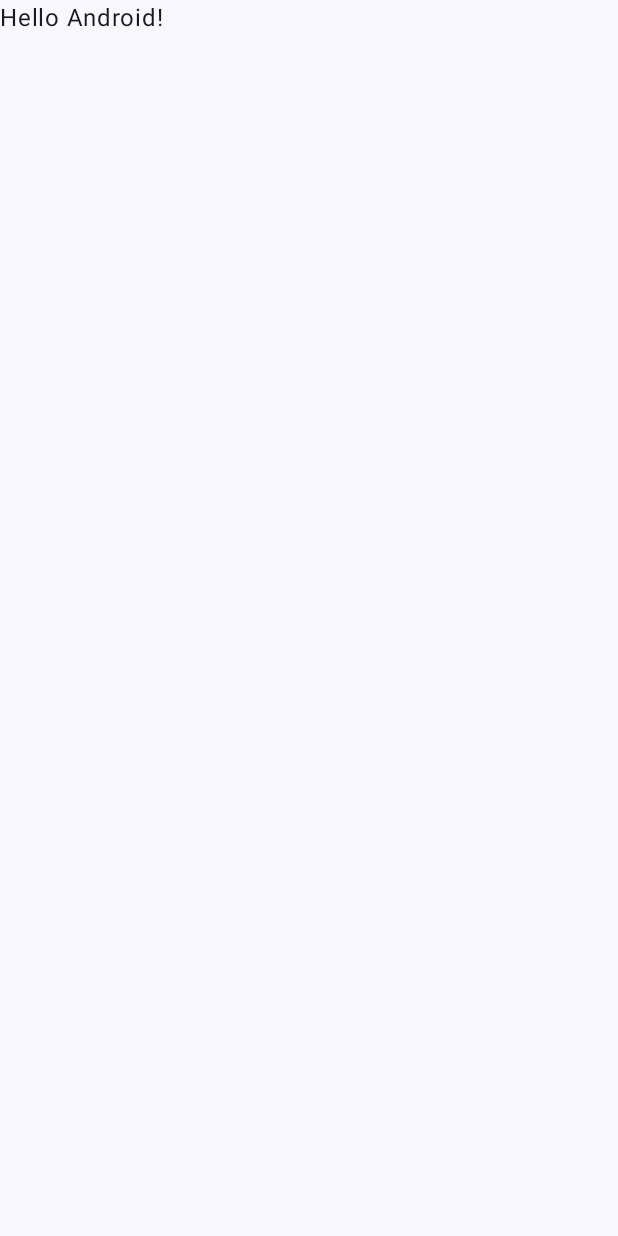
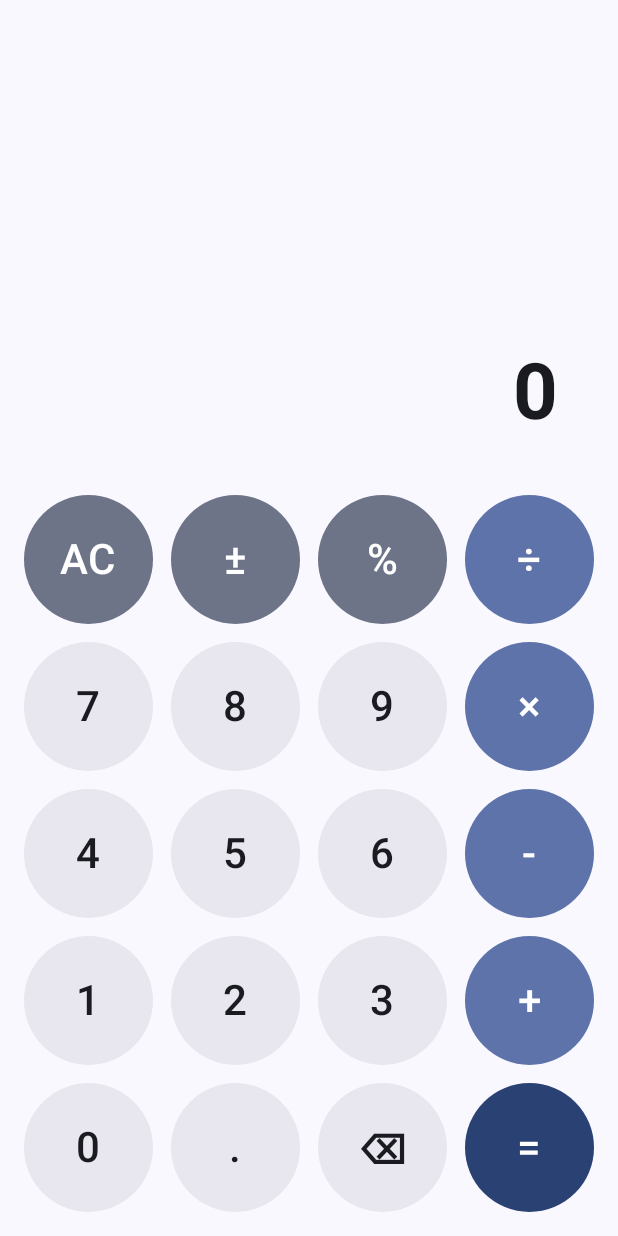
Before and after one commit to ubaidraye/CodeOrbit_Simple_Calculator_App, an Android app built with Jetpack Compose: the screen it shows after launch (MainActivity), on a phone screen of 412 x 824 dp. Before the commit the screen is almost empty. Run offline under Robolectric (Android 15) with nearby library versions, the phone set to English and light mode, and no system bars.

Commit message:
feat: implement Phase 3 - Material 3 Jetpack Compose UI layout, components and README.md

```diff
--- a/app/build.gradle.kts
+++ b/app/build.gradle.kts
@@ -45,6 +45,7 @@ dependencies {
     implementation(libs.androidx.compose.ui.tooling.preview)
     implementation(libs.androidx.core.ktx)
     implementation(libs.androidx.lifecycle.runtime.ktx)
+    implementation(libs.androidx.lifecycle.viewmodel.compose)
 
     // Material Icons
     implementation(libs.androidx.compose.material.icons.extended)
--- a/app/src/main/java/com/raye/codeorbit_calculator_app/MainActivity.kt
+++ b/app/src/main/java/com/raye/codeorbit_calculator_app/MainActivity.kt
@@ -7,10 +7,12 @@ import androidx.activity.enableEdgeToEdge
 import androidx.compose.foundation.layout.fillMaxSize
 import androidx.compose.foundation.layout.padding
 import androidx.compose.material3.Scaffold
-import androidx.compose.material3.Text
-import androidx.compose.runtime.Composable
+import androidx.compose.runtime.collectAsState
+import androidx.compose.runtime.getValue
 import androidx.compose.ui.Modifier
-import androidx.compose.ui.tooling.preview.Preview
+import androidx.lifecycle.viewmodel.compose.viewModel
+import com.raye.codeorbit_calculator_app.ui.CalculatorScreen
+import com.raye.codeorbit_calculator_app.ui.CalculatorViewModel
 import com.raye.codeorbit_calculator_app.ui.theme.CodeOrbit_Calculator_AppTheme
 
 class MainActivity : ComponentActivity() {
@@ -19,9 +21,13 @@ class MainActivity : ComponentActivity() {
         enableEdgeToEdge()
         setContent {
             CodeOrbit_Calculator_AppTheme {
+                val viewModel: CalculatorViewModel = viewModel()
+                val state by viewModel.state.collectAsState()
+
                 Scaffold(modifier = Modifier.fillMaxSize()) { innerPadding ->
-                    Greeting(
-                        name = "Android",
+                    CalculatorScreen(
+                        state = state,
+                        onAction = viewModel::onAction,
                         modifier = Modifier.padding(innerPadding)
                     )
                 }
@@ -29,19 +35,3 @@ class MainActivity : ComponentActivity() {
         }
     }
 }
-
-@Composable
-fun Greeting(name: String, modifier: Modifier = Modifier) {
-    Text(
-        text = "Hello $name!",
-        modifier = modifier
-    )
-}
-
-@Preview(showBackground = true)
-@Composable
-fun GreetingPreview() {
-    CodeOrbit_Calculator_AppTheme {
-        Greeting("Android")
-    }
-}
--- /dev/null
+++ b/app/src/main/java/com/raye/codeorbit_calculator_app/ui/CalculatorScreen.kt
@@ -0,0 +1,226 @@
+package com.raye.codeorbit_calculator_app.ui
+
+import androidx.compose.foundation.background
+import androidx.compose.foundation.layout.Arrangement
+import androidx.compose.foundation.layout.Column
+import androidx.compose.foundation.layout.Row
+import androidx.compose.foundation.layout.aspectRatio
+import androidx.compose.foundation.layout.fillMaxSize
+import androidx.compose.foundation.layout.fillMaxWidth
+import androidx.compose.foundation.layout.padding
+import androidx.compose.material3.MaterialTheme
+import androidx.compose.runtime.Composable
+import androidx.compose.ui.Modifier
+import androidx.compose.ui.unit.dp
+import com.raye.codeorbit_calculator_app.model.CalculatorAction
+import com.raye.codeorbit_calculator_app.model.CalculatorOperation
+import com.raye.codeorbit_calculator_app.model.CalculatorState
+import com.raye.codeorbit_calculator_app.ui.components.CalculatorButton
+import com.raye.codeorbit_calculator_app.ui.components.CalculatorDisplay
+
+@Composable
+fun CalculatorScreen(
+    state: CalculatorState,
+    onAction: (CalculatorAction) -> Unit,
+    modifier: Modifier = Modifier
+) {
+    val actionColor = MaterialTheme.colorScheme.secondaryContainer
+    val actionTextColor = MaterialTheme.colorScheme.onSecondaryContainer
+
+    val operatorColor = MaterialTheme.colorScheme.primaryContainer
+    val operatorTextColor = MaterialTheme.colorScheme.onPrimaryContainer
+
+    val equalsColor = MaterialTheme.colorScheme.primary
+    val equalsTextColor = MaterialTheme.colorScheme.onPrimary
+
+    val numberColor = MaterialTheme.colorScheme.surfaceContainerHigh
+    val numberTextColor = MaterialTheme.colorScheme.onSurface
+
+    Column(
+        modifier = modifier
+            .fillMaxSize()
+            .background(MaterialTheme.colorScheme.background)
+            .padding(16.dp),
+        verticalArrangement = Arrangement.spacedBy(12.dp)
+    ) {
+        CalculatorDisplay(
+            state = state,
+            modifier = Modifier.weight(1f)
+        )
+
+        // Row 1: AC, ±, %, ÷
+        Row(
+            modifier = Modifier.fillMaxWidth(),
+            horizontalArrangement = Arrangement.spacedBy(12.dp)
+        ) {
+            CalculatorButton(
+                symbol = "AC",
+                modifier = Modifier.weight(1f).aspectRatio(1f),
+                color = actionColor,
+                textColor = actionTextColor,
+                onClick = { onAction(CalculatorAction.Clear) }
+            )
+            CalculatorButton(
+                symbol = "±",
+                modifier = Modifier.weight(1f).aspectRatio(1f),
+                color = actionColor,
+                textColor = actionTextColor,
+                onClick = { onAction(CalculatorAction.ToggleSign) }
+            )
+            CalculatorButton(
+                symbol = "%",
+                modifier = Modifier.weight(1f).aspectRatio(1f),
+                color = actionColor,
+                textColor = actionTextColor,
+                onClick = { onAction(CalculatorAction.Percent) }
+            )
+            CalculatorButton(
+                symbol = "÷",
+                modifier = Modifier.weight(1f).aspectRatio(1f),
+                color = operatorColor,
+                textColor = operatorTextColor,
+                onClick = { onAction(CalculatorAction.Operation(CalculatorOperation.Division)) }
+            )
+        }
+
+        // Row 2: 7, 8, 9, ×
+        Row(
+            modifier = Modifier.fillMaxWidth(),
+            horizontalArrangement = Arrangement.spacedBy(12.dp)
+        ) {
+            CalculatorButton(
+                symbol = "7",
+                modifier = Modifier.weight(1f).aspectRatio(1f),
+                color = numberColor,
+                textColor = numberTextColor,
+                onClick = { onAction(CalculatorAction.Number(7)) }
+            )
+            CalculatorButton(
+                symbol = "8",
+                modifier = Modifier.weight(1f).aspectRatio(1f),
+                color = numberColor,
+                textColor = numberTextColor,
+                onClick = { onAction(CalculatorAction.Number(8)) }
+            )
+            CalculatorButton(
+                symbol = "9",
+                modifier = Modifier.weight(1f).aspectRatio(1f),
+                color = numberColor,
+                textColor = numberTextColor,
+                onClick = { onAction(CalculatorAction.Number(9)) }
+            )
+            CalculatorButton(
+                symbol = "×",
+                modifier = Modifier.weight(1f).aspectRatio(1f),
+                color = operatorColor,
+                textColor = operatorTextColor,
+                onClick = { onAction(CalculatorAction.Operation(CalculatorOperation.Multiplication)) }
+            )
+        }
+
+        // Row 3: 4, 5, 6, -
+        Row(
+            modifier = Modifier.fillMaxWidth(),
+            horizontalArrangement = Arrangement.spacedBy(12.dp)
+        ) {
+            CalculatorButton(
+                symbol = "4",
+                modifier = Modifier.weight(1f).aspectRatio(1f),
+                color = numberColor,
+                textColor = numberTextColor,
+                onClick = { onAction(CalculatorAction.Number(4)) }
+            )
+            CalculatorButton(
+                symbol = "5",
+                modifier = Modifier.weight(1f).aspectRatio(1f),
+                color = numberColor,
+                textColor = numberTextColor,
+                onClick = { onAction(CalculatorAction.Number(5)) }
+            )
+            CalculatorButton(
+                symbol = "6",
+                modifier = Modifier.weight(1f).aspectRatio(1f),
+                color = numberColor,
+                textColor = numberTextColor,
+                onClick = { onAction(CalculatorAction.Number(6)) }
+            )
+            CalculatorButton(
+                symbol = "-",
+                modifier = Modifier.weight(1f).aspectRatio(1f),
+                color = operatorColor,
+                textColor = operatorTextColor,
+                onClick = { onAction(CalculatorAction.Operation(CalculatorOperation.Subtraction)) }
+            )
+        }
+
+        // Row 4: 1, 2, 3, +
+        Row(
+            modifier = Modifier.fillMaxWidth(),
+            horizontalArrangement = Arrangement.spacedBy(12.dp)
+        ) {
+            CalculatorButton(
+                symbol = "1",
+                modifier = Modifier.weight(1f).aspectRatio(1f),
+                color = numberColor,
+                textColor = numberTextColor,
+                onClick = { onAction(CalculatorAction.Number(1)) }
+            )
+            CalculatorButton(
+                symbol = "2",
+                modifier = Modifier.weight(1f).aspectRatio(1f),
+                color = numberColor,
+                textColor = numberTextColor,
+                onClick = { onAction(CalculatorAction.Number(2)) }
+            )
+            CalculatorButton(
+                symbol = "3",
+                modifier = Modifier.weight(1f).aspectRatio(1f),
+                color = numberColor,
+                textColor = numberTextColor,
+                onClick = { onAction(CalculatorAction.Number(3)) }
+            )
+            CalculatorButton(
+                symbol = "+",
+                modifier = Modifier.weight(1f).aspectRatio(1f),
+                color = operatorColor,
+                textColor = operatorTextColor,
+                onClick = { onAction(CalculatorAction.Operation(CalculatorOperation.Addition)) }
+            )
+        }
+
+        // Row 5: 0, ., ⌫, =
+        Row(
+            modifier = Modifier.fillMaxWidth(),
+            horizontalArrangement = Arrangement.spacedBy(12.dp)
+        ) {
+            CalculatorButton(
+                symbol = "0",
+                modifier = Modifier.weight(1f).aspectRatio(1f),
+                color = numberColor,
+                textColor = numberTextColor,
+                onClick = { onAction(CalculatorAction.Number(0)) }
+            )
+            CalculatorButton(
+                symbol = ".",
+                modifier = Modifier.weight(1f).aspectRatio(1f),
+                color = numberColor,
+                textColor = numberTextColor,
+                onClick = { onAction(CalculatorAction.Decimal) }
+            )
+            CalculatorButton(
+                symbol = "⌫",
+                modifier = Modifier.weight(1f).aspectRatio(1f),
+                color = numberColor,
+                textColor = numberTextColor,
+                onClick = { onAction(CalculatorAction.Delete) }
+            )
+            CalculatorButton(
+                symbol = "=",
+                modifier = Modifier.weight(1f).aspectRatio(1f),
+                color = equalsColor,
+                textColor = equalsTextColor,
+                onClick = { onAction(CalculatorAction.Calculate) }
+            )
+        }
+    }
+}
--- /dev/null
+++ b/app/src/main/java/com/raye/codeorbit_calculator_app/ui/components/CalculatorButton.kt
@@ -0,0 +1,38 @@
+package com.raye.codeorbit_calculator_app.ui.components
+
+import androidx.compose.foundation.background
+import androidx.compose.foundation.clickable
+import androidx.compose.foundation.layout.Box
+import androidx.compose.foundation.shape.CircleShape
+import androidx.compose.material3.Text
+import androidx.compose.runtime.Composable
+import androidx.compose.ui.Alignment
+import androidx.compose.ui.Modifier
+import androidx.compose.ui.draw.clip
+import androidx.compose.ui.graphics.Color
+import androidx.compose.ui.text.font.FontWeight
+import androidx.compose.ui.unit.sp
+
+@Composable
+fun CalculatorButton(
+    symbol: String,
+    modifier: Modifier = Modifier,
+    color: Color,
+    textColor: Color,
+    onClick: () -> Unit
+) {
+    Box(
+        modifier = modifier
+            .clip(CircleShape)
+            .background(color)
+            .clickable(onClick = onClick),
+        contentAlignment = Alignment.Center
+    ) {
+        Text(
+            text = symbol,
+            color = textColor,
+            fontSize = 28.sp,
+            fontWeight = FontWeight.SemiBold
+        )
+    }
+}
--- /dev/null
+++ b/app/src/main/java/com/raye/codeorbit_calculator_app/ui/components/CalculatorDisplay.kt
@@ -0,0 +1,58 @@
+package com.raye.codeorbit_calculator_app.ui.components
+
+import androidx.compose.foundation.layout.Arrangement
+import androidx.compose.foundation.layout.Column
+import androidx.compose.foundation.layout.fillMaxWidth
+import androidx.compose.foundation.layout.padding
+import androidx.compose.material3.MaterialTheme
+import androidx.compose.material3.Text
+import androidx.compose.runtime.Composable
+import androidx.compose.ui.Alignment
+import androidx.compose.ui.Modifier
+import androidx.compose.ui.text.font.FontWeight
+import androidx.compose.ui.text.style.TextAlign
+import androidx.compose.ui.text.style.TextOverflow
+import androidx.compose.ui.unit.dp
+import androidx.compose.ui.unit.sp
+import com.raye.codeorbit_calculator_app.model.CalculatorState
+
+@Composable
+fun CalculatorDisplay(
+    state: CalculatorState,
+    modifier: Modifier = Modifier
+) {
+    Column(
+        modifier = modifier
+            .fillMaxWidth()
+            .padding(24.dp),
+        horizontalAlignment = Alignment.End,
+        verticalArrangement = Arrangement.Bottom
+    ) {
+        val expression = buildString {
+            if (state.number1.isNotEmpty()) append(state.number1)
+            if (state.operation != null) append(" ${state.operation.symbol} ")
+            if (state.number2.isNotEmpty()) append(state.number2)
+        }
+
+        if (expression.isNotEmpty()) {
+            Text(
+                text = expression,
+                color = MaterialTheme.colorScheme.onSurfaceVariant.copy(alpha = 0.7f),
+                style = MaterialTheme.typography.titleLarge,
+                textAlign = TextAlign.End,
+                maxLines = 1,
+                overflow = TextOverflow.Ellipsis
+            )
+        }
+
+        Text(
+            text = state.errorMessage ?: state.displayText,
+            style = MaterialTheme.typography.displayLarge.copy(fontSize = 52.sp),
+            fontWeight = FontWeight.Bold,
+            color = if (state.errorMessage != null) MaterialTheme.colorScheme.error else MaterialTheme.colorScheme.onSurface,
+            textAlign = TextAlign.End,
+            maxLines = 2,
+            overflow = TextOverflow.Ellipsis
+        )
+    }
+}
--- a/gradle/libs.versions.toml
+++ b/gradle/libs.versions.toml
@@ -17,6 +17,7 @@ junit = { group = "junit", name = "junit", version.ref = "junit" }
 androidx-junit = { group = "androidx.test.ext", name = "junit", version.ref = "junitVersion" }
 androidx-espresso-core = { group = "androidx.test.espresso", name = "espresso-core", version.ref = "espressoCore" }
 androidx-lifecycle-runtime-ktx = { group = "androidx.lifecycle", name = "lifecycle-runtime-ktx", version.ref = "lifecycleRuntimeKtx" }
+androidx-lifecycle-viewmodel-compose = { group = "androidx.lifecycle", name = "lifecycle-viewmodel-compose", version.ref = "lifecycleRuntimeKtx" }
 androidx-activity-compose = { group = "androidx.activity", name = "activity-compose", version.ref = "activityCompose" }
 androidx-compose-bom = { group = "androidx.compose", name = "compose-bom", version.ref = "composeBom" }
 androidx-compose-ui = { group = "androidx.compose.ui", name = "ui" }
```
Also changed, not shown: app/src/main/java/com/raye/codeorbit_calculator_app/model/CalculatorAction.kt (line endings or trailing spaces), 1 other file.
